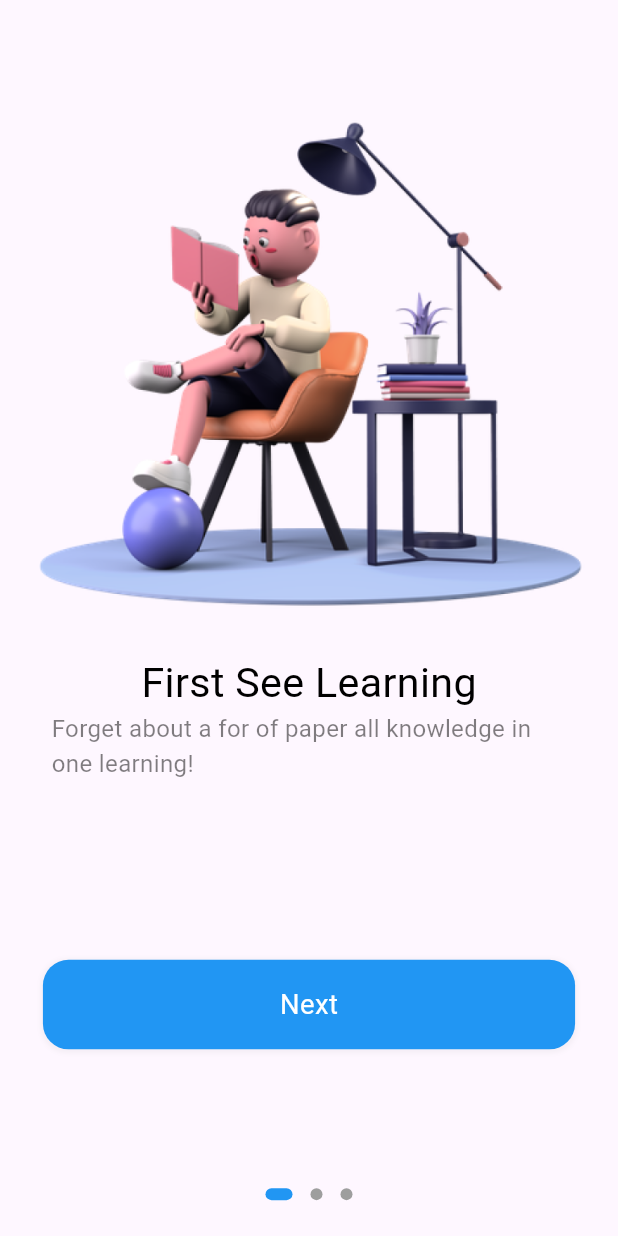
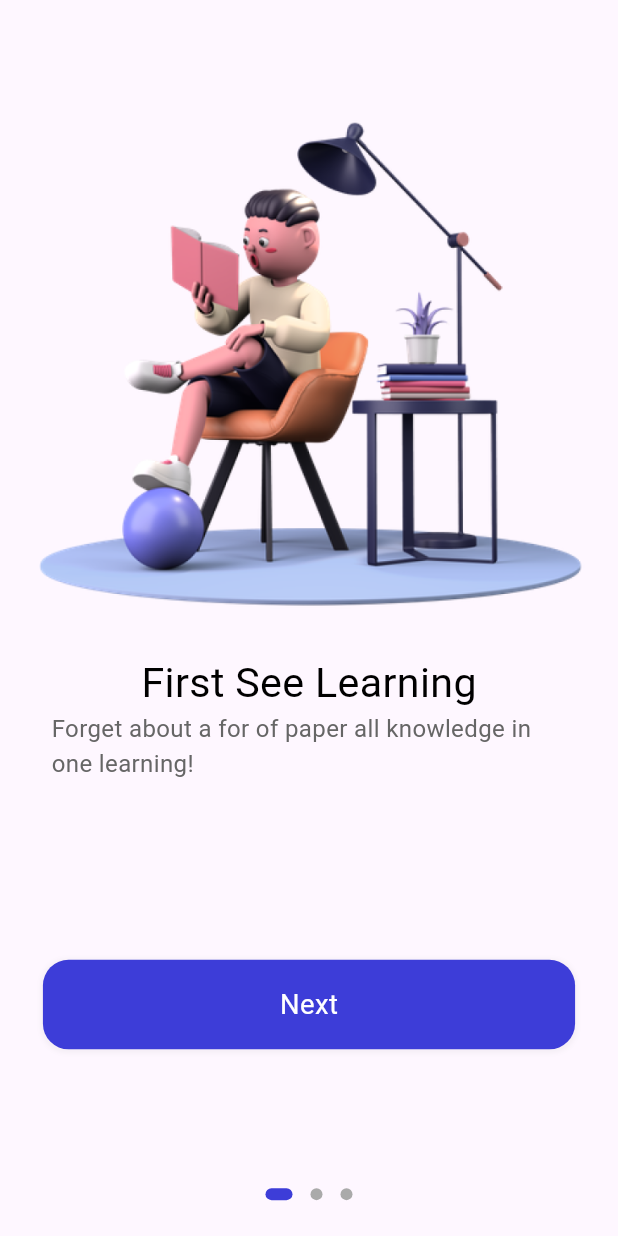
Before and after one commit to sadid369/ulearning_app_bloc, a Flutter app: the screen it shows after launch, on a phone screen of 412 x 824 dp. Run offline on Flutter 3.47's test engine with Material 3 defaults, Android fonts, the phone set to English and light mode, and no system bars; drawn by our look-alikes of dots_indicator; our stand-ins replace bloc, cloud_firestore, flutter_bloc, flutter_screenutil; accounts and stored records are empty.

Commit message:
4:00:00 finished here

```diff
--- a/lib/common/values/colors.dart
+++ b/lib/common/values/colors.dart
@@ -22,10 +22,10 @@ class AppColors {
   static const Color primarySecondaryElementText =
       Color.fromARGB(255, 102, 102, 102);
   // main widget third color grey
-  static const Color primaryThreeElementText =
+  static const Color primaryThirdElementText =
       Color.fromARGB(255, 170, 170, 170);
 
-  static const Color primaryFourElementText =
+  static const Color primaryFourthElementText =
       Color.fromARGB(255, 204, 204, 204);
   //state color
   static const Color primaryElementStatus = Color.fromARGB(255, 88, 174, 127);
--- a/lib/main.dart
+++ b/lib/main.dart
@@ -4,6 +4,7 @@ import 'package:flutter/material.dart';
 import 'package:flutter_bloc/flutter_bloc.dart';
 import 'package:flutter_screenutil/flutter_screenutil.dart';
 import 'package:ulearning_app/home_page.dart';
+import 'package:ulearning_app/pages/sign_in/bloc/signin_bloc.dart';
 import 'package:ulearning_app/pages/sign_in/sign_in.dart';
 import 'package:ulearning_app/pages/welcome/bloc/welcome_bloc_bloc.dart';
 import 'package:ulearning_app/pages/welcome/welcome.dart';
@@ -19,7 +20,10 @@ void main() {
     providers: [
       BlocProvider(
         create: (context) => WelcomeBlocBloc(),
-      )
+      ),
+      BlocProvider(
+        create: (context) => SigninBloc(),
+      ),
     ],
     child: const MyApp(),
   ));
--- a/lib/pages/sign_in/sign_in.dart
+++ b/lib/pages/sign_in/sign_in.dart
@@ -25,7 +25,7 @@ class _SignInState extends State<SignIn> {
               buildThirdPartyLogin(context),
               Center(child: reusableText('Or use your email account login')),
               Container(
-                margin: EdgeInsets.only(top: 66.h),
+                margin: EdgeInsets.only(top: 36.h),
                 padding: EdgeInsets.only(left: 25.w, right: 25.w),
                 child: Column(
                   crossAxisAlignment: CrossAxisAlignment.start,
--- a/lib/pages/welcome/welcome.dart
+++ b/lib/pages/welcome/welcome.dart
@@ -4,6 +4,7 @@ import 'package:dots_indicator/dots_indicator.dart';
 import 'package:flutter/material.dart';
 import 'package:flutter_bloc/flutter_bloc.dart';
 import 'package:flutter_screenutil/flutter_screenutil.dart';
+import 'package:ulearning_app/common/values/colors.dart';
 import 'package:ulearning_app/home_page.dart';
 import 'package:ulearning_app/pages/welcome/bloc/welcome_bloc_bloc.dart';
 
@@ -72,8 +73,8 @@ class _WelcomeState extends State<Welcome> {
                       position: state.page,
                       dotsCount: 3,
                       decorator: DotsDecorator(
-                        color: Colors.grey,
-                        activeColor: Colors.blue,
+                        color: AppColors.primaryThirdElementText,
+                        activeColor: AppColors.primaryElement,
                         size: const Size.square(8),
                         activeSize: const Size(18, 8),
                         activeShape: RoundedRectangleBorder(
@@ -113,7 +114,7 @@ class _WelcomeState extends State<Welcome> {
           child: Text(
             title,
             style: TextStyle(
-              color: Colors.black,
+              color: AppColors.primaryText,
               fontSize: 24.sp,
               fontWeight: FontWeight.normal,
             ),
@@ -125,7 +126,7 @@ class _WelcomeState extends State<Welcome> {
           child: Text(
             subTitle,
             style: TextStyle(
-              color: Colors.black.withOpacity(0.5),
+              color: AppColors.primarySecondaryElementText,
               fontSize: 14.sp,
               fontWeight: FontWeight.normal,
             ),
@@ -156,7 +157,7 @@ class _WelcomeState extends State<Welcome> {
             width: 325.w,
             height: 50.h,
             decoration: BoxDecoration(
-              color: Colors.blue,
+              color: AppColors.primaryElement,
               borderRadius: BorderRadius.circular(15.w),
               boxShadow: [
                 BoxShadow(
```
Also changed, not shown: lib/pages/sign_in/bloc/signin_bloc.dart (added, +23 -0 lines), lib/pages/sign_in/bloc/signin_event.dart (added, +19 -0 lines), lib/pages/sign_in/bloc/signin_state.dart (added, +21 -0 lines), lib/pages/sign_in/sign_in_controller.dart (added, +21 -0 lines), lib/pages/sign_in/widgets/sign_in_widgets.dart (+9 -5 lines).
